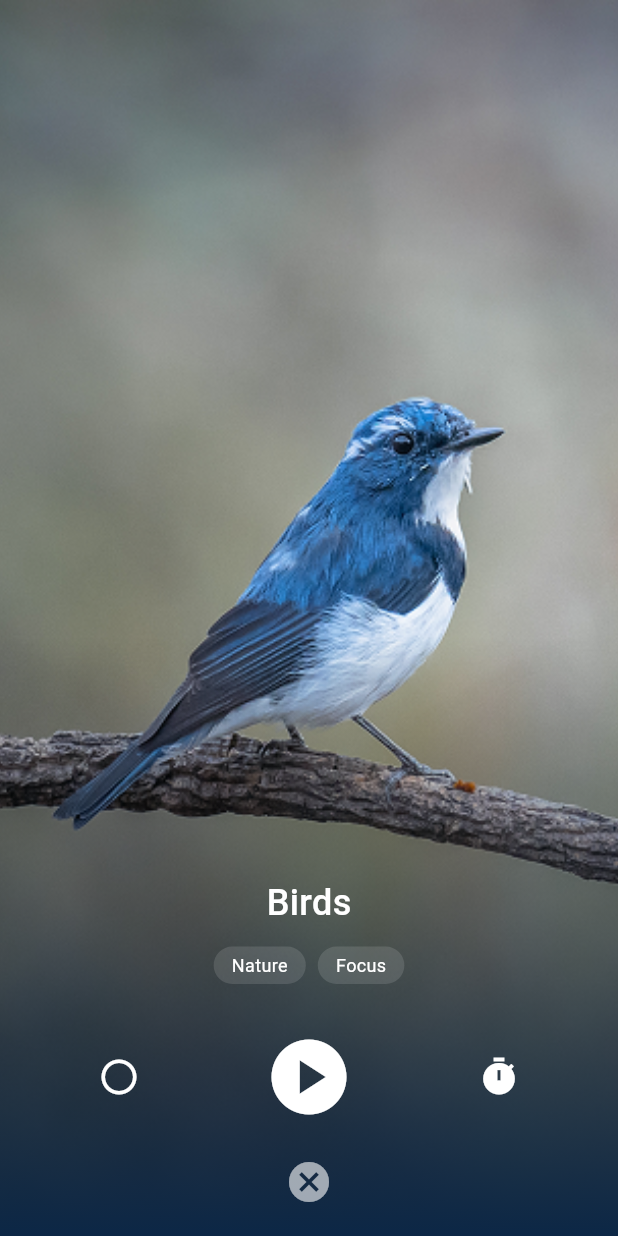
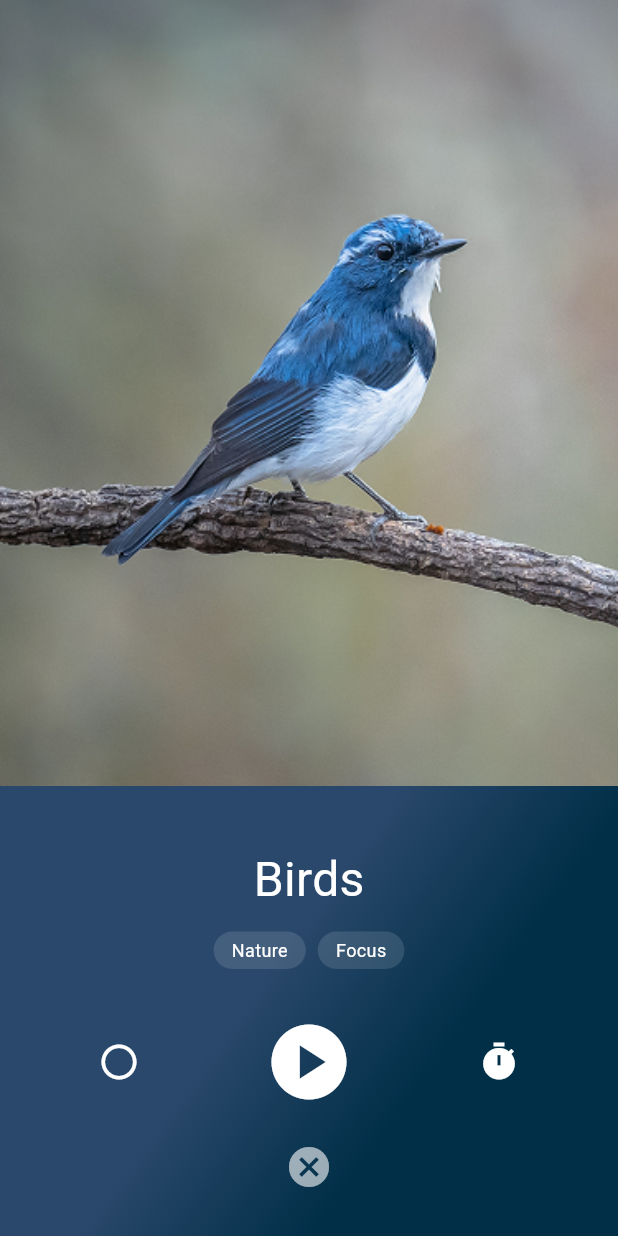
Before and after one commit to Abusufyanrafique/momind_app, a Flutter app: the BirdScreen screen opened by its route, on a phone screen of 412 x 824 dp. Run offline on Flutter 3.47's test engine with Material 3 defaults, Android fonts, the phone set to English and light mode, and no system bars; our stand-ins replace get.

Commit message:
myfirstchange add fonts

```diff
--- a/lib/auth/otp_screen.dart
+++ b/lib/auth/otp_screen.dart
@@ -16,7 +16,11 @@ class _OtpScreenState extends State<OtpScreen> {
   Widget build(BuildContext context) {
     return Scaffold(
 
-appBar: AppBar(leading: Icon(Icons.arrow_back),),
+appBar: AppBar(leading: GestureDetector(
+  onTap: () {
+    Get.back();
+  },
+  child: Icon(Icons.arrow_back)),),
 body: Container(
   child: SingleChildScrollView(
     scrollDirection: Axis.vertical,
--- a/lib/auth/signup_page.dart
+++ b/lib/auth/signup_page.dart
@@ -51,7 +51,7 @@ class SignUpPage extends StatelessWidget {
               SizedBox(height: 16),
                AppText(AppStrings.referral, size: 12, fontFamily: "Roboto", fontWeight: null,color:Colors.black),
                SizedBox(height: 16),
-              CustomTextField(  label: 'Enter Referral Codes', hint: '', widht: 327, height: 44, icon: Icons.refresh_outlined,iconcolor: Color(0xFF4F7BCA), ),
+              CustomTextField(  label: 'Enter Referral Code', hint: '', widht: 327, height: 44, icon: Icons.local_offer,iconcolor: Color(0xFF4F7BCA), ),
               SizedBox(height: 35),
 
               // Sign Up Button
--- a/lib/constants/app_strings.dart
+++ b/lib/constants/app_strings.dart
@@ -64,6 +64,9 @@ static const String monday ="Monday";
 static const String soundscapes ="Soundscapes";
 static const String music ="Music";
 static const String podcasts ="Podcasts";
+static const String rain ="Rain";
+static const String bird ="Birds";
+static const String stream ="Stream";
 
 
 
--- a/lib/routes/appPages.dart
+++ b/lib/routes/appPages.dart
@@ -53,7 +53,7 @@ GetPage(name: AppRoutes.homeScreen1, page: ()=> HomeScreen1()),
 GetPage(name: AppRoutes.profile, page: ()=> ProfileScreen()),
 GetPage(name: AppRoutes.searchScreen, page: ()=> SearchScreen()),
 GetPage(name: AppRoutes.searchScreen1, page: ()=> SearchScreen1()),
-GetPage(name: AppRoutes.homeScreen2, page: ()=> Journal1()),
+GetPage(name: AppRoutes.journal, page: ()=> Journal1()),
 GetPage(name: AppRoutes.journal, page: ()=> Journal2()),
 GetPage(name: AppRoutes.journal3, page: ()=> Journal3()),
 GetPage(name: AppRoutes.audioScreen, page: ()=> AudioScreen()),
--- a/lib/routes/appRoutes.dart
+++ b/lib/routes/appRoutes.dart
@@ -23,7 +23,8 @@ static const String profile ="/profile";
 static const String searchScreen ="/searchScreen";
 static const String searchScreen1 ="/searchScreen1";
 static const String homeScreen2 ="/homeScreen2";
-static const String journal ="/journa2";
+static const String journal ="/journa1";
+static const String journal2 ="/journa2";
 static const String journal3 ="/journal3";
 static const String audioScreen ="/audioScreen";
 static const String rainscreen ="/rainscreen";
--- a/lib/views/bird_screen.dart
+++ b/lib/views/bird_screen.dart
@@ -1,5 +1,7 @@
 import 'package:flutter/material.dart';
 import 'package:get/get.dart';
+import 'package:momind/constants/app_strings.dart';
+import 'package:momind/widgets/apptext.dart';
 
 class BirdScreen extends StatelessWidget {
   const BirdScreen({super.key});
@@ -7,48 +9,45 @@ class BirdScreen extends StatelessWidget {
   @override
   Widget build(BuildContext context) {
     return Scaffold(
-      backgroundColor: Colors.black,
-      body: Stack(
+      // backgroundColor: Colors.black,
+      body: Column(
         children: [
-          // 🔹 First full background image
-          Positioned.fill(
+          // 🔹 Background Image - Fullscreen height minus bottom container
+          Expanded(
             child: GestureDetector(
               onTap: () {
                 Get.toNamed('streamScreen');
               },
-              child: Image.asset(
-                'assets/images/birds_background.png',
+              child: Container(
+                decoration: const BoxDecoration(
+                  image: DecorationImage(
+                    image: AssetImage('assets/images/birds_background.png'),
                     fit: BoxFit.cover,
                   ),
                 ),
               ),
+            ),
+          ),
 
-          Align(
-            alignment: Alignment.bottomCenter,
-            child: Container(
-              height: 400,
+          // 🔹 Bottom Gradient Overlay Container
+          Container(
+            height: 300,
             decoration: const BoxDecoration(
+
               gradient: LinearGradient(
-                  begin: Alignment.topCenter,
                 end: Alignment.bottomCenter,
                 colors: [
-                    Colors.transparent,
-                    Color(0xFF0C2746),
+                  Color(0xFF2A486B),
+                  Color(0xFF2A486B),
+                  Color(0xFF012F48),
                 ],
               ),
             ),
-              padding: const EdgeInsets.symmetric(horizontal: 24, vertical: 20),
+            padding: const EdgeInsets.symmetric(horizontal: 24, vertical: 30),
             child: Column(
               mainAxisAlignment: MainAxisAlignment.end,
               children: [
-                  const Text(
-                    'Birds',
-                    style: TextStyle(
-                      fontSize: 24,
-                      color: Colors.white,
-                      fontWeight: FontWeight.w500,
-                    ),
-                  ),
+                AppText(AppStrings.bird, size: 32, fontFamily: "Roboto", fontWeight: null),
                 const SizedBox(height: 12),
                 Row(
                   mainAxisAlignment: MainAxisAlignment.center,
@@ -70,7 +69,6 @@ class BirdScreen extends StatelessWidget {
                 const SizedBox(height: 24),
                 const Icon(Icons.cancel, color: Colors.white60, size: 32),
               ],
-              ),
             ),
           ),
         ],
--- a/lib/views/welcom_screen2.dart
+++ b/lib/views/welcom_screen2.dart
@@ -28,7 +28,7 @@ class welcom_screen2 extends StatelessWidget {
                 },
                 child: AppText(
                   AppStrings.text1,
-                  size: 24,
+                  size: 32,
                   // weight: FontWeight.normal,
                   fontFamily: 'Roboto',
                   fontWeight: null,
--- a/lib/views/welcom_screen3.dart
+++ b/lib/views/welcom_screen3.dart
@@ -34,7 +34,7 @@ class welcom_screen3 extends StatelessWidget {
               const SizedBox(height: 27),
               AppText(
                 AppStrings.text2,
-                size: 30,
+                size: 32,
                 // weight: FontWeight.bold,
                 fontFamily: 'Roboto',
                 color: AppColors.textwhite,
```
Also changed, not shown: lib/utils/utils.dart (added, +24 -0 lines), lib/views/rain_screen.dart (+8 -12 lines), lib/views/rain_screen2.dart (+5 -10 lines), lib/views/stream_screen.dart (+19 -20 lines), lib/views/welcom_screen1.dart (+6 -4 lines), lib/widgets/custom_button.dart (+6 -3 lines), pubspec.yaml (+10 -8 lines), assets/fonts/Roboto-Bold.ttf (added), assets/fonts/Roboto-Italic.ttf (added), assets/fonts/Roboto-Regular.ttf (added), 1 other file. Lines whose indentation alone changed are shown as unchanged.
